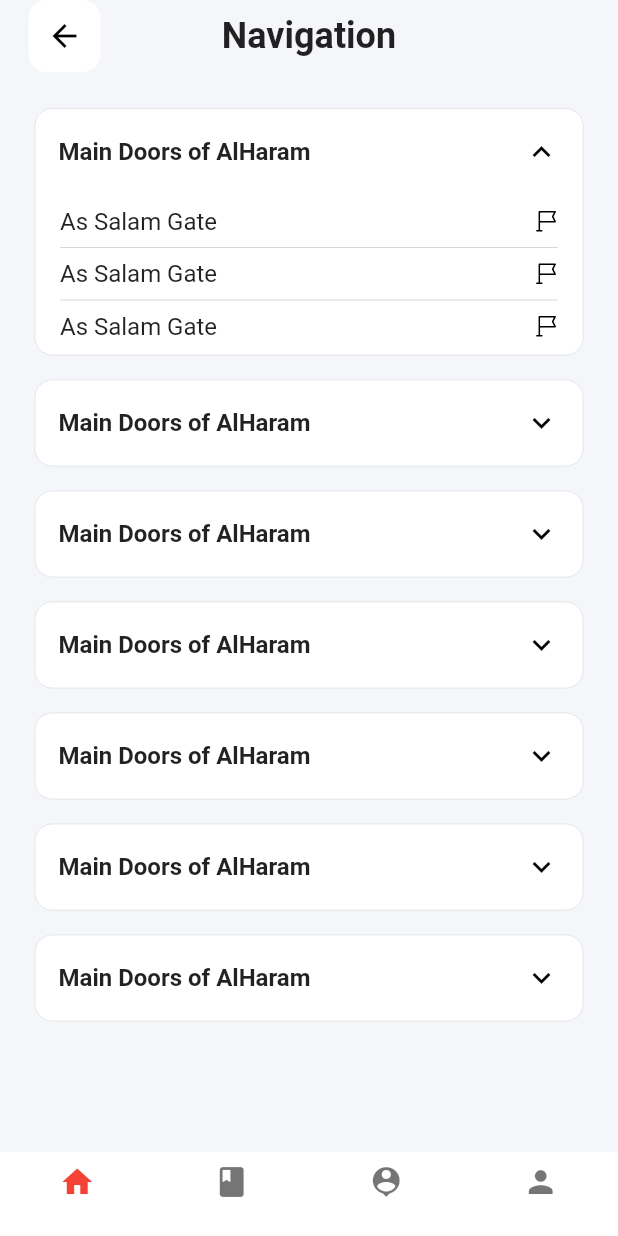
After one commit to DevFlutterQaz/umyra_project, a Flutter app: the NavigationScreen screen opened by its route, after a tap on "Main Doors of AlHaram", on a phone screen of 412 x 824 dp. The commit adds this screen. Run offline on Flutter 3.47's test engine with Material 2 defaults, Android fonts, the phone set to English and light mode, and no system bars; our stand-ins replace auto_route, flutter_svg; project files that could hold a hidden picture were left out.

Commit message:
feat navigation layout

```diff
--- a/lib/src/core/resources/app_colors.dart
+++ b/lib/src/core/resources/app_colors.dart
@@ -19,6 +19,10 @@ class AppColors {
   static const Color lightgrayColor4 = Color(0xFFB4B9C0);
   // Light gray clolor5
   static const Color lightgrayColor5 = Color(0xFF979C9E);
+  // Light gray clolor6
+  static const Color lightgrayColor6 = Color(0xFFD8DBDE);
+  // Dark gray clolor
+  static const Color darkgrayColor = Color(0xFFD8D8D8);
   // Dark blue
   static const Color darkBlue = Color(0xFF222939);
   // Dark blue2
--- a/lib/src/core/resources/app_svg_images.dart
+++ b/lib/src/core/resources/app_svg_images.dart
@@ -9,6 +9,7 @@ class AppSvgImages {
   static const String calendar = 'assets/images/svg/calendar.svg';
   static const String calendar2 = 'assets/images/svg/calendar2.svg';
   static const String heart = 'assets/images/svg/heart.svg';
+  static const String marker = 'assets/images/svg/marker.svg';
   static const String namaz = 'assets/images/svg/namaz.svg';
   static const String navigation = 'assets/images/svg/navigation.svg';
   static const String next = 'assets/images/svg/next.svg';
--- a/lib/src/features/app/router/app_router.dart
+++ b/lib/src/features/app/router/app_router.dart
@@ -4,6 +4,7 @@ import 'package:flutter/material.dart';
 import 'package:umyra/src/features/navigation_bar.dart';
 import 'package:umyra/src/features/screens/home/pages/calendar_page.dart';
 import 'package:umyra/src/features/screens/home/pages/namaz_page.dart';
+import 'package:umyra/src/features/screens/home/pages/navigation_page.dart';
 import 'package:umyra/src/features/screens/quran/pages/quran_page.dart';
 import 'package:umyra/src/features/screens/home/pages/book_page.dart';
 import 'package:umyra/src/features/screens/home/pages/home_page.dart';
@@ -48,6 +49,10 @@ part 'app_router.gr.dart';
             page: CalendarScreen,
             path: 'calendar',
           ),
+          AutoRoute(
+            page: NavigationScreen,
+            path: 'navigation',
+          ),
         ],
       ),
       AutoRoute(
--- a/lib/src/features/app/umyra_app.dart
+++ b/lib/src/features/app/umyra_app.dart
@@ -10,7 +10,10 @@ class UmyraApp extends StatelessWidget {
   @override
   Widget build(BuildContext context) {
     return MaterialApp.router(
-      theme: ThemeData(scaffoldBackgroundColor: AppColors.background),
+      theme: ThemeData(
+        scaffoldBackgroundColor: AppColors.background,
+        dividerColor: Colors.transparent,
+      ),
       routeInformationParser: _appRouter.defaultRouteParser(),
       routerDelegate: _appRouter
           .delegate(initialRoutes: [const CustomNavigationWidgetRoute()]),
--- a/lib/src/features/screens/home/pages/home_page.dart
+++ b/lib/src/features/screens/home/pages/home_page.dart
@@ -86,6 +86,7 @@ class HomeScreen extends StatelessWidget {
   void homeMainNavigate(BuildContext context, int id) {
     id == 2 ? context.router.push(const TasbihScreenRoute()) : null;
     id == 3 ? context.router.push(const BookScreenRoute()) : null;
+    id == 4 ? context.router.push(const NavigationScreenRoute()) : null;
     id == 5 ? context.router.push(const NamazScreenRoute()) : null;
     id == 6 ? context.router.push(const CalendarScreenRoute()) : null;
   }
--- /dev/null
+++ b/lib/src/features/screens/home/pages/navigation_page.dart
@@ -0,0 +1,37 @@
+import 'package:flutter/material.dart';
+import 'package:flutter_svg/svg.dart';
+import 'package:umyra/src/core/resources/app_colors.dart';
+import 'package:umyra/src/core/resources/resources.dart';
+import 'package:umyra/src/core/widgets/column_spacer.dart';
+import 'package:umyra/src/core/widgets/custom_app_bar.dart';
+import 'package:umyra/src/features/screens/home/widgets/navigation_content.dart';
+
+class NavigationScreen extends StatelessWidget {
+  const NavigationScreen({super.key});
+
+  @override
+  Widget build(BuildContext context) {
+    return Scaffold(
+      body: SafeArea(
+        child: Padding(
+          padding: const EdgeInsets.symmetric(horizontal: 19),
+          child: Column(
+            crossAxisAlignment: CrossAxisAlignment.stretch,
+            children: [
+              const CustomAppBar(title: 'Navigation'),
+              const ColumnSpacer(2),
+              Expanded(
+                child: ListView.separated(
+                  itemBuilder: (context, index) => const NavigationContent(),
+                  separatorBuilder: (context, index) => const ColumnSpacer(0.8),
+                  itemCount: 7,
+                ),
+              ),
+              const ColumnSpacer(0.8)
+            ],
+          ),
+        ),
+      ),
+    );
+  }
+}
--- /dev/null
+++ b/lib/src/features/screens/home/widgets/navigation_content.dart
@@ -0,0 +1,52 @@
+import 'package:flutter/material.dart';
+import 'package:flutter_svg/flutter_svg.dart';
+import 'package:umyra/src/core/resources/app_colors.dart';
+import 'package:umyra/src/core/resources/resources.dart';
+
+class NavigationContent extends StatelessWidget {
+  const NavigationContent({
+    super.key,
+  });
+
+  @override
+  Widget build(BuildContext context) {
+    return Card(
+      color: AppColors.whiteColor,
+      shape: RoundedRectangleBorder(
+        borderRadius: BorderRadius.circular(12),
+        side: const BorderSide(color: AppColors.lightgrayColor6, width: 0.5),
+      ),
+      elevation: 0,
+      child: ExpansionTile(
+        title: Text('Main Doors of AlHaram',
+            style: Theme.of(context)
+                .textTheme
+                .titleMedium
+                ?.copyWith(fontWeight: FontWeight.w600)),
+        collapsedTextColor: Colors.black,
+        iconColor: Colors.black,
+        collapsedIconColor: Colors.black,
+        textColor: Colors.black,
+        childrenPadding:
+            const EdgeInsets.symmetric(horizontal: 17, vertical: 9),
+        children: [
+          ListView.separated(
+            shrinkWrap: true,
+            physics: const NeverScrollableScrollPhysics(),
+            itemBuilder: (contex, index) => Row(
+              mainAxisAlignment: MainAxisAlignment.spaceBetween,
+              children: [
+                Text('As Salam Gate',
+                    style: Theme.of(context).textTheme.titleMedium),
+                SvgPicture.asset(AppSvgImages.marker)
+              ],
+            ),
+            separatorBuilder: (context, index) =>
+                const Divider(color: AppColors.darkgrayColor),
+            itemCount: 3,
+          )
+        ],
+      ),
+    );
+  }
+}
```
Also changed, not shown: umyra_project/spider.yaml (deleted, +0 -35 lines), umyra_prokect/spider.yaml (deleted, +0 -35 lines), assets/images/svg/marker.svg (added), lib/src/features/app/router/app_router.gr.dart, 1 other file.
